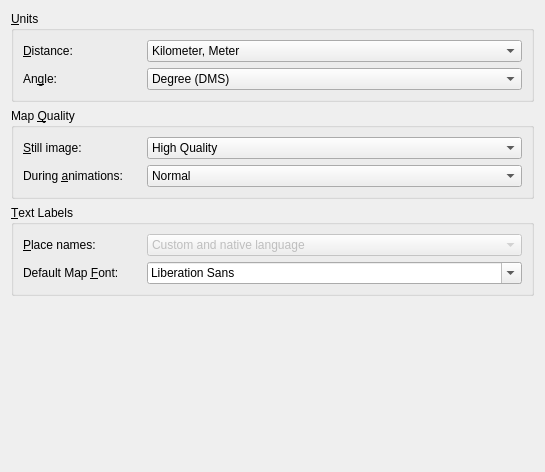
First picture: the form in src/lib/MarbleViewSettingsWidget.ui, repository KDE/marble, before the edit.
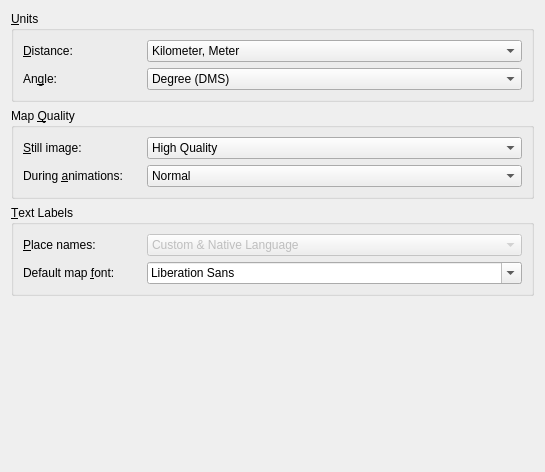
Second picture: the form after the edit.

The edit to the form file:
```diff
--- a/src/lib/MarbleViewSettingsWidget.ui
+++ b/src/lib/MarbleViewSettingsWidget.ui
@@ -276,7 +276,7 @@
           </property>
           <item>
            <property name="text" >
-            <string>Custom and native language</string>
+            <string>Custom &amp; Native Language</string>
            </property>
           </item>
           <item>
@@ -310,7 +310,7 @@
            </size>
           </property>
           <property name="text" >
-           <string>Default Map &amp;Font:</string>
+           <string>Default map &amp;font:</string>
           </property>
           <property name="buddy" >
            <cstring>kcfg_mapFont</cstring>
```
Left out of the diff: 4 changed lines with no effect on the pictures.
